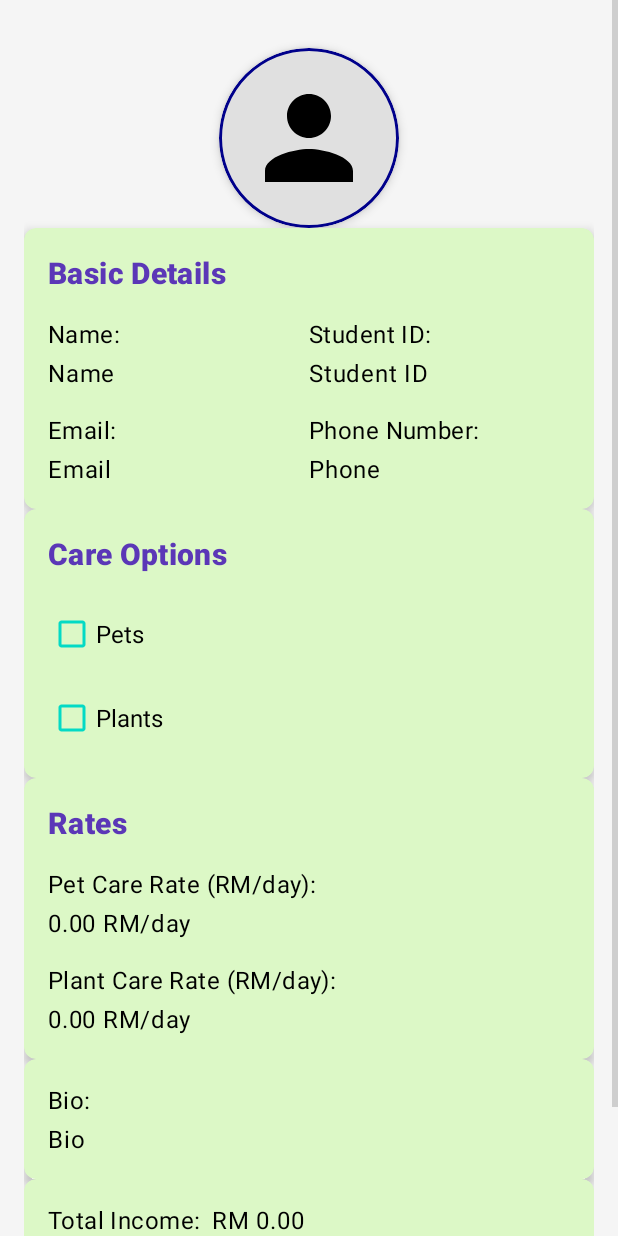
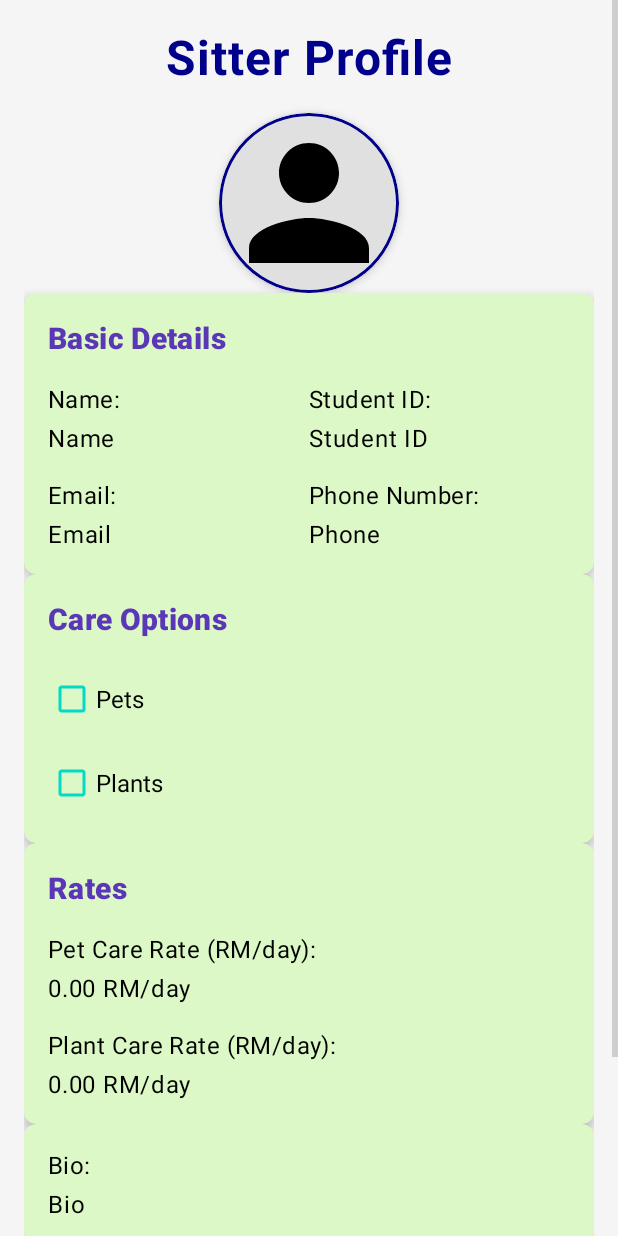
Before and after one commit to JosephTanKaiJun/Pet-Hub, an Android app: the SitterMainActivity screen opened directly, with no data from a screen before it, on a phone screen of 412 x 824 dp. Run offline under Robolectric (Android 15) with nearby library versions, the phone set to English and light mode, and no system bars; 1 statement that could not run was skipped.

Commit message:
Finished image for Sitter

```diff
--- a/app/src/main/res/layout/activity_sitter_application.xml
+++ b/app/src/main/res/layout/activity_sitter_application.xml
@@ -37,7 +37,6 @@
             android:outlineProvider="background"
             android:scaleType="centerCrop"
             android:adjustViewBounds="true"
-            android:padding="16dp"
             app:layout_constraintTop_toBottomOf="@id/textview_title"
             app:layout_constraintStart_toStartOf="parent"
             app:layout_constraintEnd_toEndOf="parent"
--- a/app/src/main/res/layout/activity_sitter_edit.xml
+++ b/app/src/main/res/layout/activity_sitter_edit.xml
@@ -21,7 +21,6 @@
             android:clipToOutline="true"
             android:outlineProvider="background"
             android:scaleType="centerInside"
-            android:padding="16dp"
             app:layout_constraintTop_toTopOf="parent"
             app:layout_constraintStart_toStartOf="parent"
             app:layout_constraintEnd_toEndOf="parent"
--- a/app/src/main/res/layout/activity_sitter_main.xml
+++ b/app/src/main/res/layout/activity_sitter_main.xml
@@ -10,6 +10,21 @@
         android:layout_width="match_parent"
         android:layout_height="wrap_content"
         android:padding="16dp">
+
+        <!-- Title -->
+        <TextView
+            android:id="@+id/textview_title"
+            android:layout_width="wrap_content"
+            android:layout_height="wrap_content"
+            android:text="Sitter Profile"
+            android:textSize="32sp"
+            android:textStyle="bold"
+            android:textColor="#00008B"
+            android:letterSpacing="0.02"
+            app:layout_constraintTop_toTopOf="parent"
+            app:layout_constraintStart_toStartOf="parent"
+            app:layout_constraintEnd_toEndOf="parent"
+            android:layout_marginBottom="16dp"/>
 
         <!-- Profile Picture -->
         <ImageView
@@ -24,10 +39,9 @@
             android:outlineProvider="background"
             android:elevation="4dp"
             android:scaleType="centerInside"
-            android:padding="16dp"
+            app:layout_constraintTop_toBottomOf="@id/textview_title"
             app:layout_constraintEnd_toEndOf="parent"
-            app:layout_constraintStart_toStartOf="parent"
-            app:layout_constraintTop_toTopOf="parent" />
+            app:layout_constraintStart_toStartOf="parent"/>
 
         <!-- Basic Details Section -->
         <androidx.cardview.widget.CardView
```
Also changed, not shown: app/src/main/java/com/example/pethub/sitter/SitterApplicationActivity.java (+27 -2 lines), app/src/main/java/com/example/pethub/sitter/SitterEditActivity.java (+32 -4 lines), app/src/main/java/com/example/pethub/sitter/SitterMainActivity.java (+35 -2 lines).
